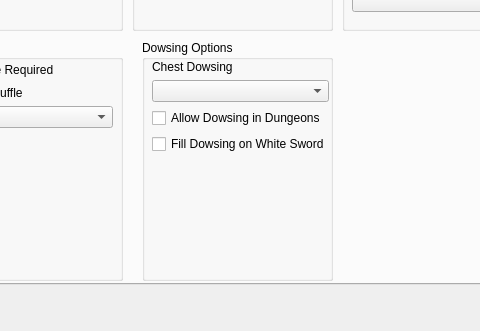
Above: gui/randogui.ui from yannl35133/sslib before the change; both pictures show x 300 to 780 and y 266 to 597 of the 1051 by 738 pixel window. Below: the same form after it.
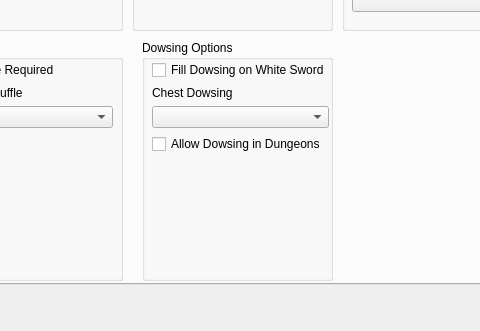
That is the form after the change.

Commit message: Revert to previous check names

The edit to the form file:
```diff
--- a/gui/randogui.ui
+++ b/gui/randogui.ui
@@ -1477,12 +1477,19 @@
          <height>211</height>
         </rect>
        </property>
-       <layout class="QVBoxLayout" name="verticalLayout_41">
+       <layout class="QVBoxLayout" name="verticalLayout_43">
         <item>
-         <layout class="QVBoxLayout" name="verticalLayout_42"/>
+         <layout class="QVBoxLayout" name="verticalLayout_41"/>
         </item>
         <item>
-         <layout class="QVBoxLayout" name="verticalLayout_43">
+         <widget class="QCheckBox" name="option_fill_dowsing_on_white_sword">
+          <property name="text">
+           <string>Fill Dowsing on White Sword</string>
+          </property>
+         </widget>
+        </item>
+        <item>
+         <layout class="QVBoxLayout" name="verticalLayout_42">
           <item>
            <widget class="QLabel" name="label_for_option_chest_dowsing">
             <property name="text">
@@ -1509,13 +1516,6 @@
           </property>
          </widget>
         </item>
-        <item>
-         <widget class="QCheckBox" name="option_fill_dowsing_on_white_sword">
-          <property name="text">
-           <string>Fill Dowsing on White Sword</string>
-          </property>
-         </widget>
-        </item>
         <item>
          <spacer name="verticalSpacer_18">
           <property name="orientation">
```
Left out of the diff: 2 changed lines with no effect on the pictures. The commit also changes 30 other files.
